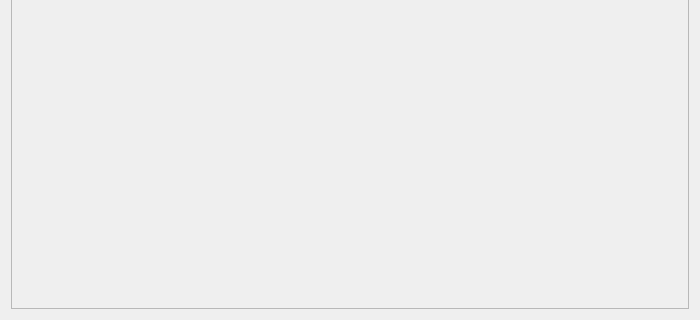
First picture: the form in images-viewer/images_dialog.ui, repository Dewberry/images_viewer, before the edit; both pictures show x 0 to 700 and y 380 to 700 of the 700 by 700 pixel window.
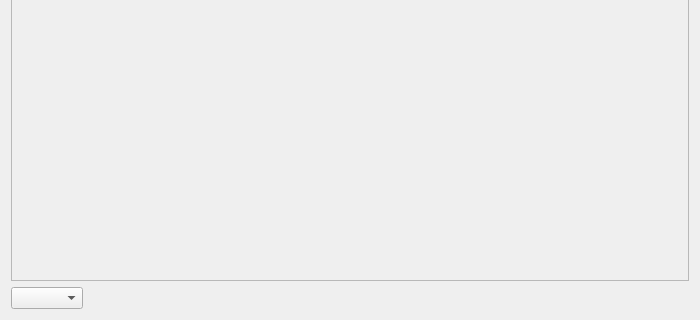
Second picture: the form after the edit.

Commit message: Add options for all features and selected features

Patch:
```diff
--- a/images-viewer/images_dialog.ui
+++ b/images-viewer/images_dialog.ui
@@ -36,6 +36,16 @@
      </widget>
     </widget>
    </item>
+   <item>
+    <widget class="QComboBox" name="comboBox">
+      <property name="sizePolicy">
+        <sizepolicy hsizetype="Fixed" vsizetype="Preferred">
+          <horstretch>0</horstretch>
+          <verstretch>0</verstretch>
+        </sizepolicy>
+      </property>
+    </widget>
+   </item>
   </layout>
  </widget>
  <resources/>
```
The commit also changes 1 other file.
